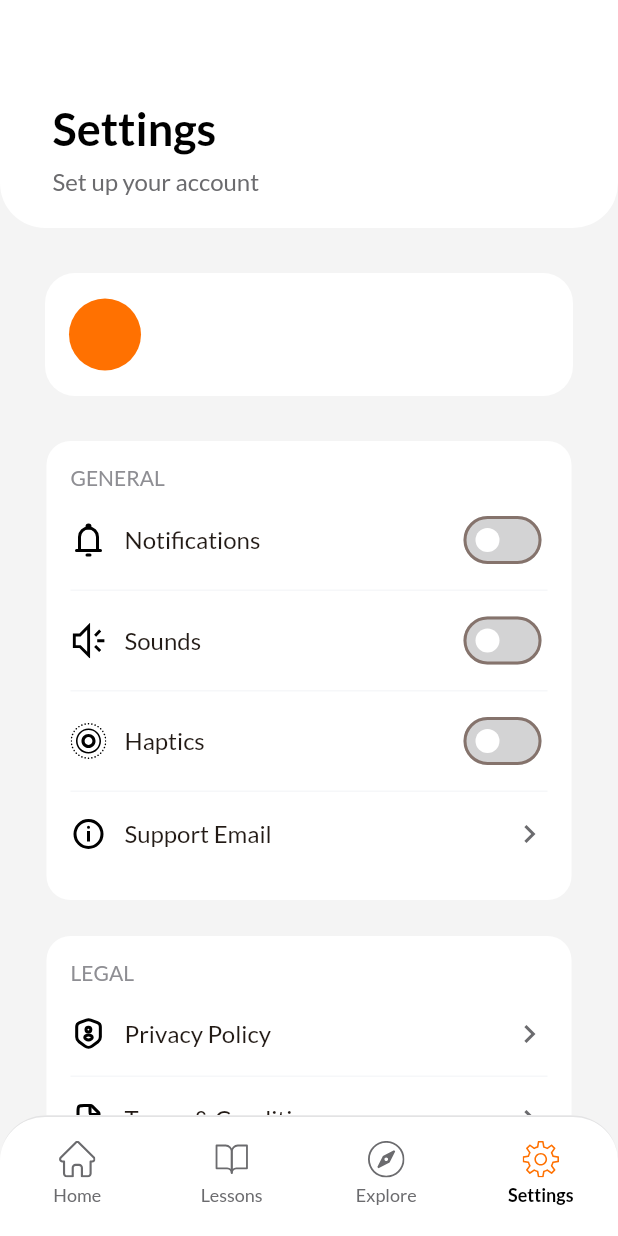
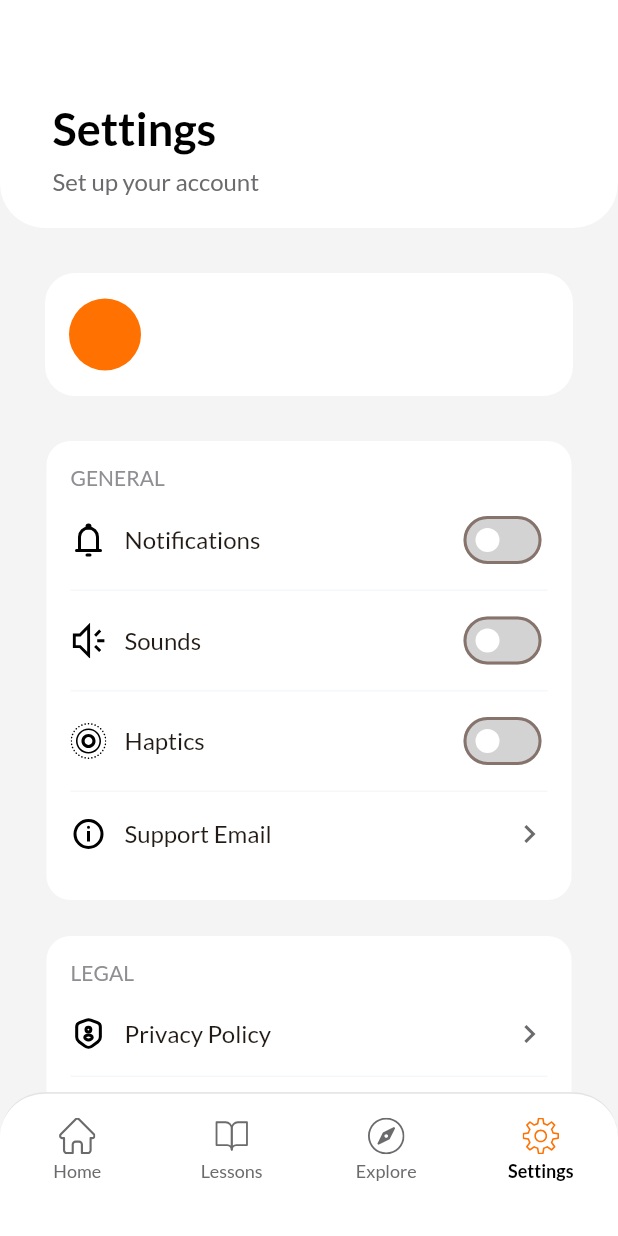
Before and after one commit to AbdurRehman-coder/cubix_flutter_app, a Flutter app: the MainScreen screen opened directly, item 4 of the bottom bar chosen, on a phone screen of 412 x 824 dp. Run offline on Flutter 3.47's test engine with Material 3 defaults, Android fonts, the phone set to English and light mode, and no system bars; our stand-ins replace cached_network_image, device_info_plus, dio, firebase_analytics, firebase_core, firebase_crashlytics and 11 more; accounts and stored records are empty; network calls fail; project files that could hold a hidden picture were left out.

Commit message:
navbar height increased

```diff
--- a/lib/features/bottom_navbar/presentation/screens/ui_main_screen.dart
+++ b/lib/features/bottom_navbar/presentation/screens/ui_main_screen.dart
@@ -29,9 +29,11 @@ class _MainScreenState extends ConsumerState<MainScreen> {
   Widget build(BuildContext context) {
     final currentIndex = ref.watch(bottomNavIndexProvider);
 
-    return Scaffold(
-      body: _pages[currentIndex],
-      bottomNavigationBar: const CustomBottomNavBar(),
+    return SafeArea(
+      child: Scaffold(
+        body: _pages[currentIndex],
+        bottomNavigationBar: const CustomBottomNavBar(),
+      ),
     );
   }
 
--- a/lib/features/bottom_navbar/presentation/widgets/w_custom_navbar.dart
+++ b/lib/features/bottom_navbar/presentation/widgets/w_custom_navbar.dart
@@ -24,7 +24,7 @@ class CustomBottomNavBar extends ConsumerWidget {
           topRight: Radius.circular(30),
         ),
       ),
-      padding: const EdgeInsets.fromLTRB(0, 16, 0, 20),
+      padding: EdgeInsets.fromLTRB(0, 16, 0, getProportionateScreenHeight(35)),
       child: Row(
         mainAxisAlignment: MainAxisAlignment.spaceAround,
         children: List.generate(navItems.length, (index) {
```
